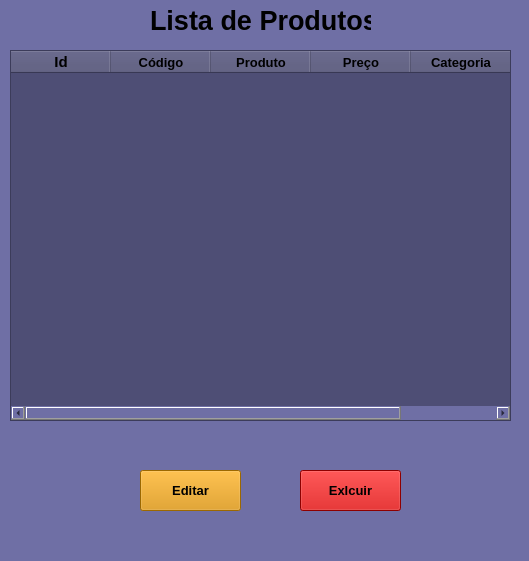
Old version of the form cadastro_produto/listar_dados.ui in the repository RafaAlm/ProjectsPython.
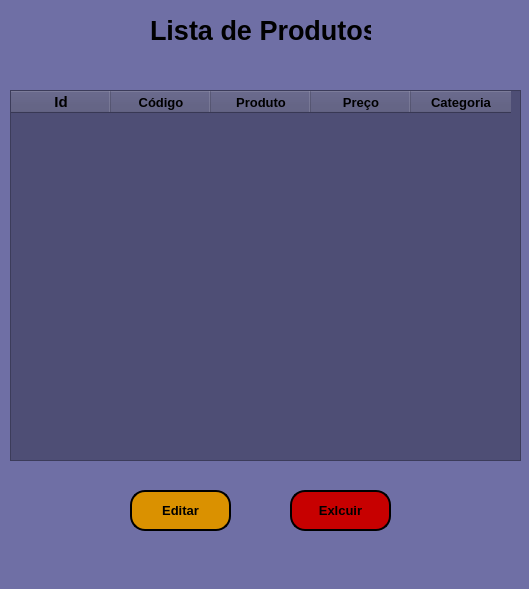
New version of the form.

Patch:
```diff
--- a/cadastro_produto/listar_dados.ui
+++ b/cadastro_produto/listar_dados.ui
@@ -7,7 +7,7 @@
     <x>0</x>
     <y>0</y>
     <width>529</width>
-    <height>561</height>
+    <height>589</height>
    </rect>
   </property>
   <property name="font">
@@ -26,7 +26,7 @@
     <property name="geometry">
      <rect>
       <x>150</x>
-      <y>0</y>
+      <y>10</y>
       <width>221</width>
       <height>41</height>
      </rect>
@@ -46,8 +46,8 @@
     <property name="geometry">
      <rect>
       <x>10</x>
-      <y>50</y>
-      <width>501</width>
+      <y>90</y>
+      <width>511</width>
       <height>371</height>
      </rect>
     </property>
@@ -127,8 +127,8 @@
    <widget class="QPushButton" name="pushButton_3">
     <property name="geometry">
      <rect>
-      <x>300</x>
-      <y>470</y>
+      <x>290</x>
+      <y>490</y>
       <width>101</width>
       <height>41</height>
      </rect>
@@ -142,6 +142,11 @@
     </property>
     <property name="styleSheet">
      <string notr="true">background-color: rgb(199, 0, 0);
+border-radius: 15px;
+border-style: outset;
+border-width: 2px;
+border-color: black;
+
 </string>
     </property>
     <property name="text">
@@ -151,8 +156,8 @@
    <widget class="QPushButton" name="pushButton_2">
     <property name="geometry">
      <rect>
-      <x>140</x>
-      <y>470</y>
+      <x>130</x>
+      <y>490</y>
       <width>101</width>
       <height>41</height>
      </rect>
@@ -165,7 +170,12 @@
      </font>
     </property>
     <property name="styleSheet">
-     <string notr="true">background-color: rgb(218, 145, 0);</string>
+     <string notr="true">background-color: rgb(218, 145, 0);
+border-radius: 15px;
+border-style: outset;
+border-width: 2px;
+border-color: black;
+</string>
     </property>
     <property name="text">
      <string>Editar</string>
```
